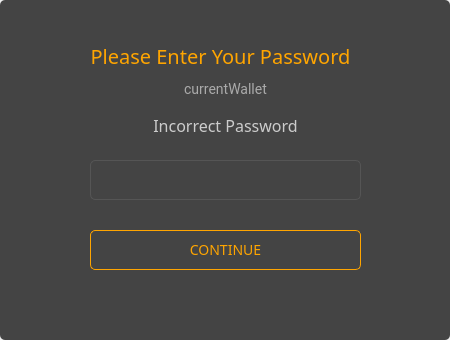
Qt form src/gui/ui/passworddialog.ui (ConcealNetwork/conceal-desktop) before a commit.
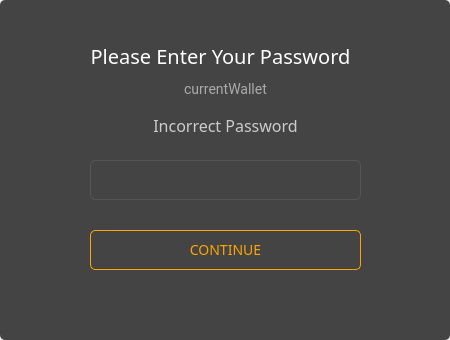
The same form after that commit.

```diff
--- a/src/gui/ui/passworddialog.ui
+++ b/src/gui/ui/passworddialog.ui
@@ -201,9 +201,9 @@
        </font>
       </property>
       <property name="styleSheet">
-       <string notr="true">color: orange;
+       <string notr="true">color: #fff;
 border-right: 0px;
-font-size: 20px; font-family: 'Raleway'; border: 0px;</string>
+font-size: 20px;</string>
       </property>
       <property name="text">
        <string>Please Enter Your Password</string>
```
